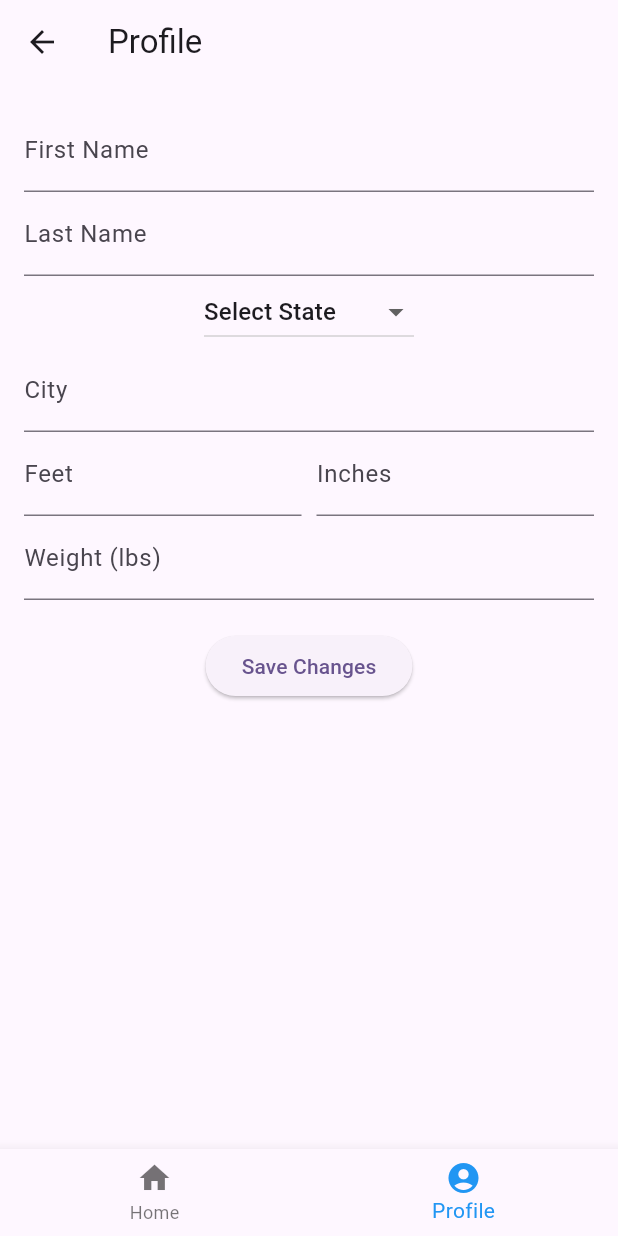
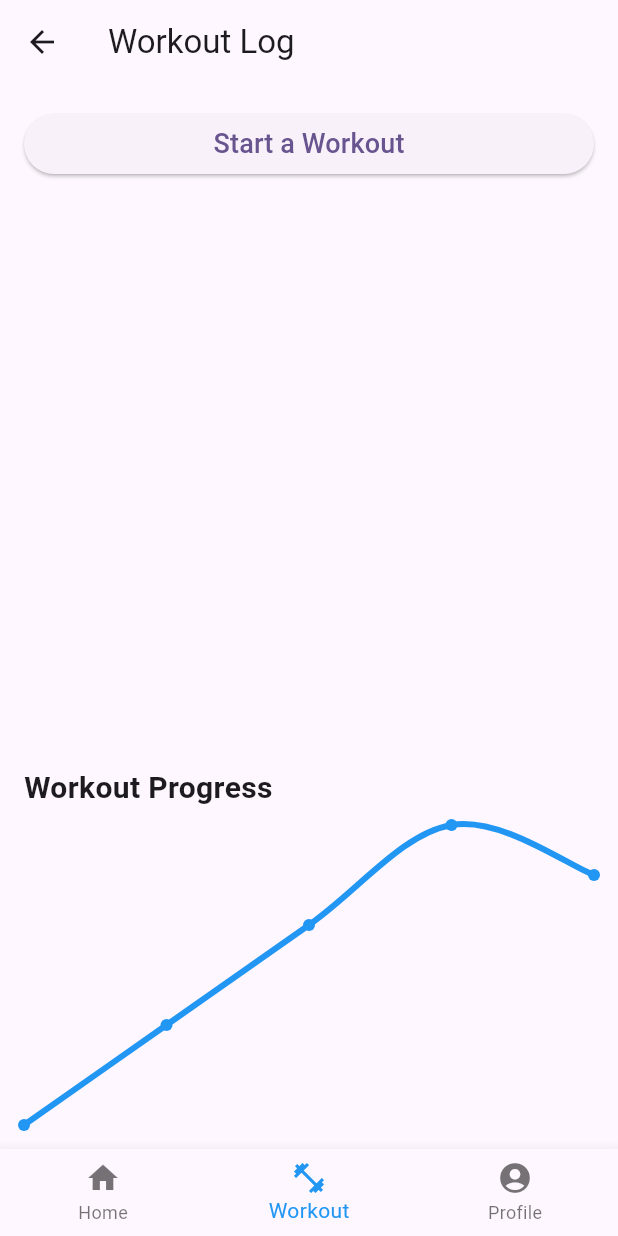
Before and after one commit to JerGrant/GymWorkoutLogger, a Flutter app: the HomePage screen opened by its route, item 2 of the bottom bar chosen, on a phone screen of 412 x 824 dp. Run offline on Flutter 3.47's test engine with Material 3 defaults, Android fonts, the phone set to English and light mode, and no system bars; drawn by our look-alikes of fl_chart; our stand-ins replace cloud_firestore, firebase_auth, firebase_core, firebase_storage, google_sign_in, image_picker; accounts and stored records are empty.

Commit message:
Workout Page & Workout Session
Workout page has been added with 'Start Workout' button, Workout Progress.

Clicking the button opens the workout session page, where users can rename the workout, see the duration, cancel and finish the workout.

Next steps are to move the history to its own navigation page.

The workout page should show workout achievements and gamification, graphs and insights, quick stats and motivation. So history should be moved so it can be viewed better.

We also need to add exercise, sets, reps functionality to the workout session page.

```diff
--- a/lib/screens/home_page.dart
+++ b/lib/screens/home_page.dart
@@ -2,6 +2,7 @@ import 'package:cloud_firestore/cloud_firestore.dart';
 import 'package:firebase_auth/firebase_auth.dart';
 import 'package:flutter/material.dart';
 import 'profile_page.dart';
+import 'workout_page.dart';  // Import Workout Page
 
 class HomePage extends StatefulWidget {
   const HomePage({super.key});
@@ -13,9 +14,9 @@ class HomePage extends StatefulWidget {
 class _HomePageState extends State<HomePage> {
   int _selectedIndex = 0;
 
-  // ❌ Fix: Remove `const` before the list
   final List<Widget> _pages = [
     HomePageContent(), // Extracted Home Page UI
+    WorkoutPage(), // Added Workout Page
     ProfilePage(),
   ];
 
@@ -34,6 +35,10 @@ class _HomePageState extends State<HomePage> {
           BottomNavigationBarItem(
             icon: Icon(Icons.home),
             label: 'Home',
+          ),
+          BottomNavigationBarItem(
+            icon: Icon(Icons.fitness_center),
+            label: 'Workout',
           ),
           BottomNavigationBarItem(
             icon: Icon(Icons.account_circle),
--- /dev/null
+++ b/lib/screens/workout_page.dart
@@ -0,0 +1,122 @@
+import 'package:cloud_firestore/cloud_firestore.dart';
+import 'package:firebase_auth/firebase_auth.dart';
+import 'package:flutter/material.dart';
+import 'package:intl/intl.dart';
+import 'workout_session_page.dart';
+import 'package:fl_chart/fl_chart.dart';
+
+class WorkoutPage extends StatefulWidget {
+  @override
+  _WorkoutPageState createState() => _WorkoutPageState();
+}
+
+class _WorkoutPageState extends State<WorkoutPage> {
+  final FirebaseFirestore _firestore = FirebaseFirestore.instance;
+  final User? user = FirebaseAuth.instance.currentUser;
+
+  String _formatTimestamp(Timestamp? timestamp) {
+    if (timestamp == null) return "Unknown date";
+    final date = timestamp.toDate();
+    return DateFormat('MMM d, h:mm a').format(date);
+  }
+
+  @override
+  Widget build(BuildContext context) {
+    return Scaffold(
+      appBar: AppBar(title: Text('Workout Log')),
+      body: Padding(
+        padding: const EdgeInsets.all(16.0),
+        child: Column(
+          crossAxisAlignment: CrossAxisAlignment.start,
+          children: [
+            _buildStartWorkoutButton(context),
+            SizedBox(height: 20),
+            _buildWorkoutHistory(),
+            SizedBox(height: 20),
+            _buildGraphsAndInsights(),
+          ],
+        ),
+      ),
+    );
+  }
+
+  Widget _buildStartWorkoutButton(BuildContext context) {
+    return SizedBox(
+      width: double.infinity,
+      child: ElevatedButton(
+        onPressed: () {
+          Navigator.push(
+            context,
+            MaterialPageRoute(builder: (context) => WorkoutSessionPage()),
+          );
+        },
+        child: Text('Start a Workout', style: TextStyle(fontSize: 18)),
+      ),
+    );
+  }
+
+  Widget _buildWorkoutHistory() {
+    return Expanded(
+      child: StreamBuilder<QuerySnapshot>(
+        stream: _firestore
+            .collection('workouts')
+            .where('userId', isEqualTo: user?.uid)
+            .orderBy('timestamp', descending: true)
+            .snapshots(),
+        builder: (context, snapshot) {
+          if (!snapshot.hasData) {
+            return Center(child: CircularProgressIndicator());
+          }
+
+          final workouts = snapshot.data!.docs;
+          return ListView.builder(
+            itemCount: workouts.length,
+            itemBuilder: (context, index) {
+              final workout = workouts[index];
+              return ListTile(
+                title: Text(workout['name']),
+                subtitle: Text(
+                  "Logged at ${_formatTimestamp(workout['timestamp'])} | Duration: ${workout['duration']} mins",
+                ),
+              );
+            },
+          );
+        },
+      ),
+    );
+  }
+
+  Widget _buildGraphsAndInsights() {
+    return Column(
+      crossAxisAlignment: CrossAxisAlignment.start,
+      children: [
+        Text('Workout Progress', style: TextStyle(fontSize: 20, fontWeight: FontWeight.bold)),
+        SizedBox(height: 10),
+        Container(
+          height: 200,
+          child: LineChart(
+            LineChartData(
+              gridData: FlGridData(show: false),
+              titlesData: FlTitlesData(show: false),
+              borderData: FlBorderData(show: false),
+              lineBarsData: [
+                LineChartBarData(
+                  spots: [
+                    FlSpot(0, 2),
+                    FlSpot(1, 4),
+                    FlSpot(2, 6),
+                    FlSpot(3, 8),
+                    FlSpot(4, 7),
+                  ],
+                  isCurved: true,
+                  color: Colors.blue,
+                  barWidth: 4,
+                ),
+              ],
+            ),
+          ),
+        ),
+      ],
+    );
+  }
+}
--- a/pubspec.yaml
+++ b/pubspec.yaml
@@ -38,6 +38,10 @@ dependencies:
   cupertino_icons: ^1.0.8
   flutter_native_splash: ^2.4.4
   cloud_firestore: ^5.6.3
+  firebase_storage: ^12.4.2
+  image_picker: ^1.1.2
+  fl_chart: ^0.70.2
+  intl: ^0.20.2
 
 dev_dependencies:
   flutter_test:
```
Also changed, not shown: lib/screens/profile_page.dart (+43 -26 lines), lib/screens/workout_session_page.dart (added, +133 -0 lines), pubspec.lock, 7 other files.
